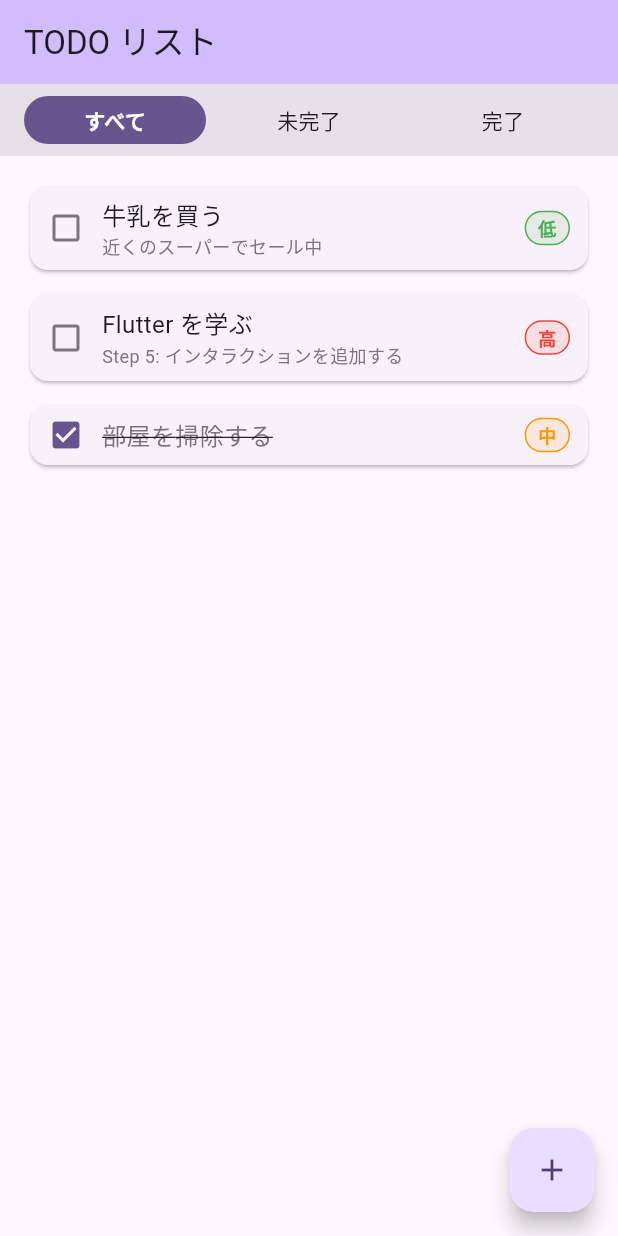
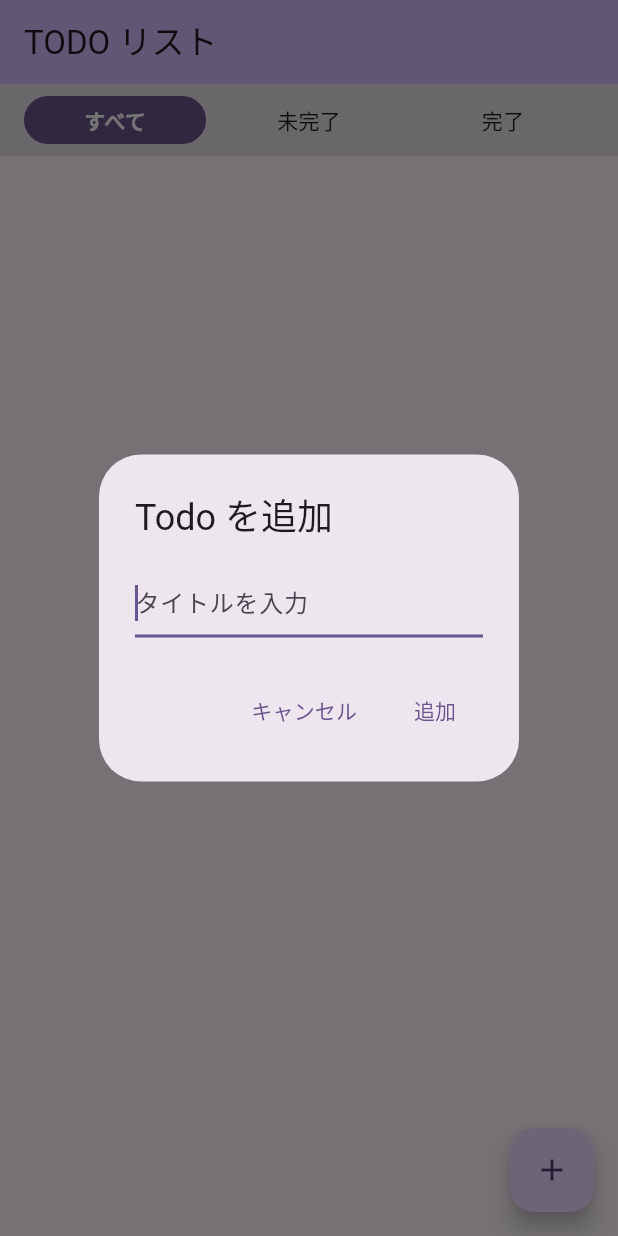
Before and after one commit to mikiya771/mobile-app-playground, a Flutter app: the screen it shows after launch, after a tap on the "add" icon, on a phone screen of 412 x 824 dp. Run offline on Flutter 3.47's test engine with Material 3 defaults, Android fonts, the phone set to English and light mode, and no system bars; our stand-ins replace sqflite; accounts and stored records are empty.

Commit message:
Step 7: sqflite CRUD + swipe-to-delete + add dialog
- pubspec.yaml: add sqflite, path, uuid
- lib/repositories/todo_repository.dart: singleton DB wrapper (findAll/insert/update/delete)
- lib/pages/todo_list_page.dart: load from DB on init; toggle/add/delete write through to DB; add dialog via showDialog
- lib/widgets/todo_card.dart: Dismissible for swipe-to-delete
- lib/widgets/todo_list.dart: pass onDelete down
- lib/main.dart: add WidgetsFlutterBinding.ensureInitialized()

Co-Authored-By: Claude Sonnet 4.6 <noreply@anthropic.com>

```diff
--- a/flutter_app/lib/main.dart
+++ b/flutter_app/lib/main.dart
@@ -1,7 +1,8 @@
 import 'package:flutter/material.dart';
 import 'pages/todo_list_page.dart';
 
-void main() {
+void main() async {
+  WidgetsFlutterBinding.ensureInitialized();
   runApp(const MyApp());
 }
 
--- a/flutter_app/lib/pages/todo_list_page.dart
+++ b/flutter_app/lib/pages/todo_list_page.dart
@@ -1,31 +1,10 @@
 import 'package:flutter/material.dart';
+import 'package:uuid/uuid.dart';
 import '../models/todo.dart';
+import '../repositories/todo_repository.dart';
 import '../widgets/todo_list.dart';
 
-final _dummyTodos = [
-  Todo(
-    id: '1',
-    title: '牛乳を買う',
-    description: '近くのスーパーでセール中',
-    priority: TodoPriority.low,
-    createdAt: DateTime(2025, 5, 1),
-  ),
-  Todo(
-    id: '2',
-    title: 'Flutter を学ぶ',
-    description: 'Step 5: インタラクションを追加する',
-    priority: TodoPriority.high,
-    createdAt: DateTime(2025, 5, 2),
-  ),
-  Todo(
-    id: '3',
-    title: '部屋を掃除する',
-    description: '',
-    priority: TodoPriority.medium,
-    isCompleted: true,
-    createdAt: DateTime(2025, 5, 3),
-  ),
-];
+const _uuid = Uuid();
 
 class TodoListPage extends StatefulWidget {
   const TodoListPage({super.key});
@@ -35,21 +14,53 @@ class TodoListPage extends StatefulWidget {
 }
 
 class _TodoListPageState extends State<TodoListPage> {
-  List<Todo> _todos = _dummyTodos;
+  final _repo = TodoRepository.instance;
+  List<Todo> _todos = [];
   TodoFilter _filter = TodoFilter.all;
+  bool _loading = true;
 
   List<Todo> get _filteredTodos => switch (_filter) {
-    TodoFilter.all       => _todos,
-    TodoFilter.active    => _todos.where((t) => !t.isCompleted).toList(),
+        TodoFilter.all => _todos,
+        TodoFilter.active => _todos.where((t) => !t.isCompleted).toList(),
         TodoFilter.completed => _todos.where((t) => t.isCompleted).toList(),
       };
 
-  void _toggle(String id) {
+  @override
+  void initState() {
+    super.initState();
+    _load();
+  }
+
+  Future<void> _load() async {
+    final todos = await _repo.findAll();
     setState(() {
-      _todos = _todos
-          .map((t) => t.id == id ? t.copyWith(isCompleted: !t.isCompleted) : t)
-          .toList();
+      _todos = todos;
+      _loading = false;
     });
+  }
+
+  Future<void> _toggle(String id) async {
+    final todo = _todos.firstWhere((t) => t.id == id);
+    final updated = todo.copyWith(isCompleted: !todo.isCompleted);
+    await _repo.update(updated);
+    setState(() {
+      _todos = _todos.map((t) => t.id == id ? updated : t).toList();
+    });
+  }
+
+  Future<void> _add(String title) async {
+    final todo = Todo(
+      id: _uuid.v4(),
+      title: title,
+      createdAt: DateTime.now(),
+    );
+    await _repo.insert(todo);
+    setState(() => _todos = [..._todos, todo]);
+  }
+
+  Future<void> _delete(String id) async {
+    await _repo.delete(id);
+    setState(() => _todos = _todos.where((t) => t.id != id).toList());
   }
 
   void _onFilterChange(TodoFilter filter) {
@@ -63,17 +74,46 @@ class _TodoListPageState extends State<TodoListPage> {
         backgroundColor: Theme.of(context).colorScheme.inversePrimary,
         title: const Text('TODO リスト'),
       ),
-      body: TodoList(
+      body: _loading
+          ? const Center(child: CircularProgressIndicator())
+          : TodoList(
               todos: _filteredTodos,
               selectedFilter: _filter,
               onFilterChange: _onFilterChange,
               onToggle: _toggle,
+              onDelete: _delete,
             ),
       floatingActionButton: FloatingActionButton(
-        onPressed: () {},
+        onPressed: () => _showAddDialog(context),
         tooltip: '追加',
         child: const Icon(Icons.add),
       ),
     );
   }
+
+  Future<void> _showAddDialog(BuildContext context) async {
+    final controller = TextEditingController();
+    final title = await showDialog<String>(
+      context: context,
+      builder: (context) => AlertDialog(
+        title: const Text('Todo を追加'),
+        content: TextField(
+          controller: controller,
+          autofocus: true,
+          decoration: const InputDecoration(hintText: 'タイトルを入力'),
+        ),
+        actions: [
+          TextButton(
+            onPressed: () => Navigator.pop(context),
+            child: const Text('キャンセル'),
+          ),
+          TextButton(
+            onPressed: () => Navigator.pop(context, controller.text),
+            child: const Text('追加'),
+          ),
+        ],
+      ),
+    );
+    if (title != null && title.isNotEmpty) await _add(title);
   }
+}
--- /dev/null
+++ b/flutter_app/lib/repositories/todo_repository.dart
@@ -0,0 +1,76 @@
+import 'package:path/path.dart';
+import 'package:sqflite/sqflite.dart';
+import '../models/todo.dart';
+
+class TodoRepository {
+  TodoRepository._();
+  static final TodoRepository instance = TodoRepository._();
+
+  Database? _db;
+
+  Future<Database> get _database async {
+    _db ??= await _open();
+    return _db!;
+  }
+
+  Future<Database> _open() async {
+    final path = join(await getDatabasesPath(), 'todo.db');
+    return openDatabase(
+      path,
+      version: 1,
+      onCreate: (db, _) => db.execute('''
+        CREATE TABLE todos (
+          id          TEXT PRIMARY KEY,
+          title       TEXT NOT NULL,
+          description TEXT NOT NULL DEFAULT '',
+          isCompleted INTEGER NOT NULL DEFAULT 0,
+          priority    TEXT NOT NULL DEFAULT 'medium',
+          createdAt   INTEGER NOT NULL
+        )
+      '''),
+    );
+  }
+
+  Future<List<Todo>> findAll() async {
+    final db = await _database;
+    final rows = await db.query('todos', orderBy: 'createdAt ASC');
+    return rows.map(_fromRow).toList();
+  }
+
+  Future<void> insert(Todo todo) async {
+    final db = await _database;
+    await db.insert('todos', _toRow(todo),
+        conflictAlgorithm: ConflictAlgorithm.replace);
+  }
+
+  Future<void> update(Todo todo) async {
+    final db = await _database;
+    await db.update('todos', _toRow(todo),
+        where: 'id = ?', whereArgs: [todo.id]);
+  }
+
+  Future<void> delete(String id) async {
+    final db = await _database;
+    await db.delete('todos', where: 'id = ?', whereArgs: [id]);
+  }
+
+  // ── 変換ヘルパー ────────────────────────────────────────────────────────
+  static Todo _fromRow(Map<String, Object?> row) => Todo(
+        id: row['id'] as String,
+        title: row['title'] as String,
+        description: row['description'] as String,
+        isCompleted: (row['isCompleted'] as int) == 1,
+        priority: TodoPriority.values.byName(row['priority'] as String),
+        createdAt:
+            DateTime.fromMillisecondsSinceEpoch(row['createdAt'] as int),
+      );
+
+  static Map<String, Object?> _toRow(Todo t) => {
+        'id': t.id,
+        'title': t.title,
+        'description': t.description,
+        'isCompleted': t.isCompleted ? 1 : 0,
+        'priority': t.priority.name,
+        'createdAt': t.createdAt.millisecondsSinceEpoch,
+      };
+}
--- a/flutter_app/lib/widgets/todo_list.dart
+++ b/flutter_app/lib/widgets/todo_list.dart
@@ -10,12 +10,14 @@ class TodoList extends StatelessWidget {
     required this.selectedFilter,
     required this.onFilterChange,
     required this.onToggle,
+    required this.onDelete,
   });
 
   final List<Todo> todos;
   final TodoFilter selectedFilter;
   final void Function(TodoFilter) onFilterChange;
   final void Function(String id) onToggle;
+  final void Function(String id) onDelete;
 
   @override
   Widget build(BuildContext context) {
@@ -33,6 +35,7 @@ class TodoList extends StatelessWidget {
             itemBuilder: (context, index) => TodoCard(
               todo: todos[index],
               onToggle: onToggle,
+              onDelete: onDelete,
             ),
           ),
         ),
--- a/flutter_app/pubspec.yaml
+++ b/flutter_app/pubspec.yaml
@@ -34,6 +34,9 @@ dependencies:
   # The following adds the Cupertino Icons font to your application.
   # Use with the CupertinoIcons class for iOS style icons.
   cupertino_icons: ^1.0.8
+  sqflite: ^2.4.2
+  path: ^1.9.1
+  uuid: ^4.5.1
 
 dev_dependencies:
   flutter_test:
```
Also changed, not shown: flutter_app/lib/widgets/todo_card.dart (+23 -2 lines), 3 other files. Lines whose indentation alone changed are shown as unchanged.
